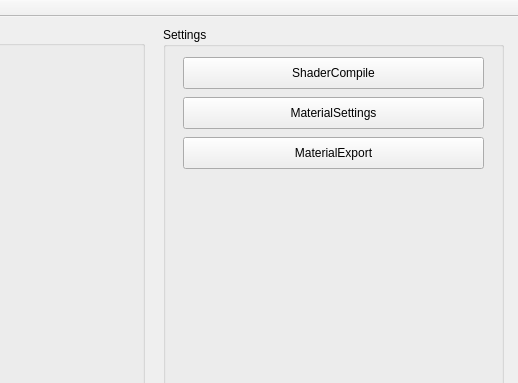
This is indieEngineShader/CMainWindowGUI.ui in codeoneclick/ie3D as Qt 5 draws it before an edit; both pictures show x 506 to 1024 and y 0 to 383 of the 1024 by 768 pixel window. The edited form follows.
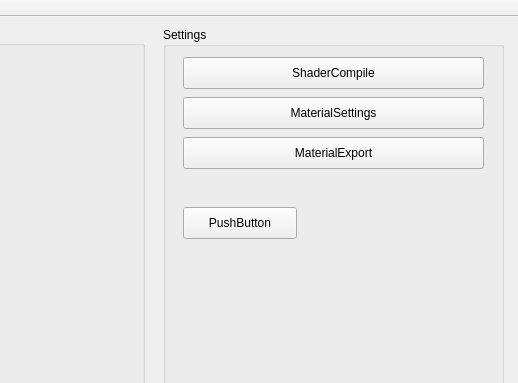
This is the edited form.

```diff
--- a/indieEngineShader/CMainWindowGUI.ui
+++ b/indieEngineShader/CMainWindowGUI.ui
@@ -71,6 +71,19 @@
       <string>MaterialExport</string>
      </property>
     </widget>
+    <widget class="QPushButton" name="pushButton_4">
+     <property name="geometry">
+      <rect>
+       <x>20</x>
+       <y>180</y>
+       <width>114</width>
+       <height>32</height>
+      </rect>
+     </property>
+     <property name="text">
+      <string>PushButton</string>
+     </property>
+    </widget>
    </widget>
    <widget class="QGroupBox" name="groupBox_2">
     <property name="geometry">
```
